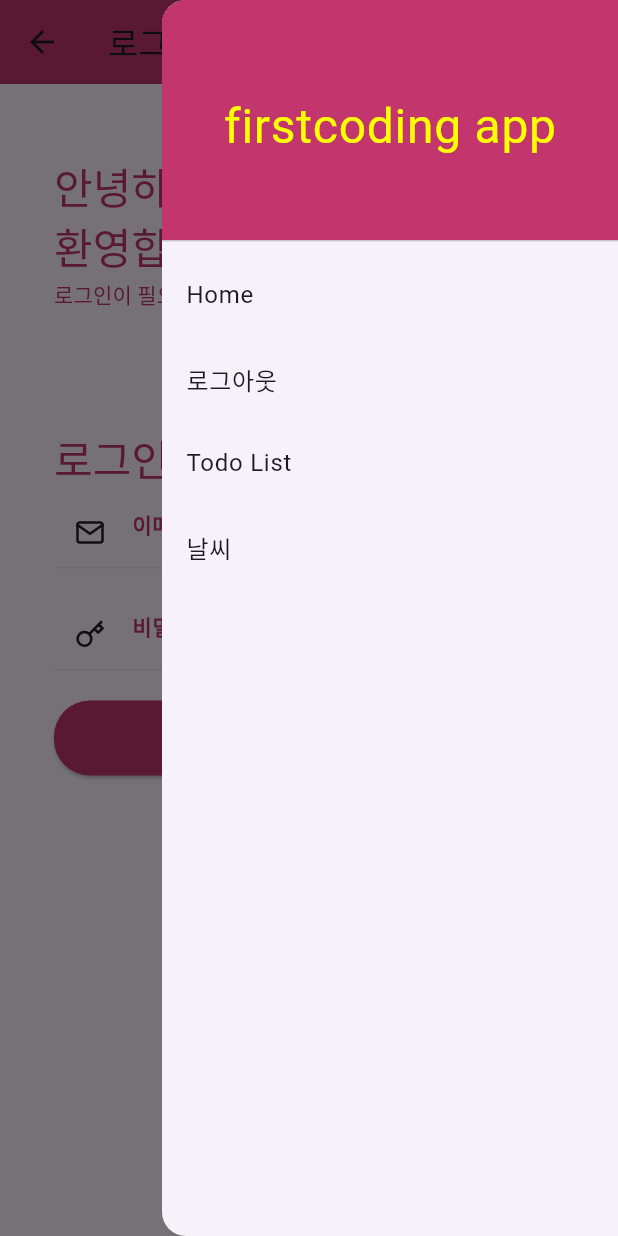
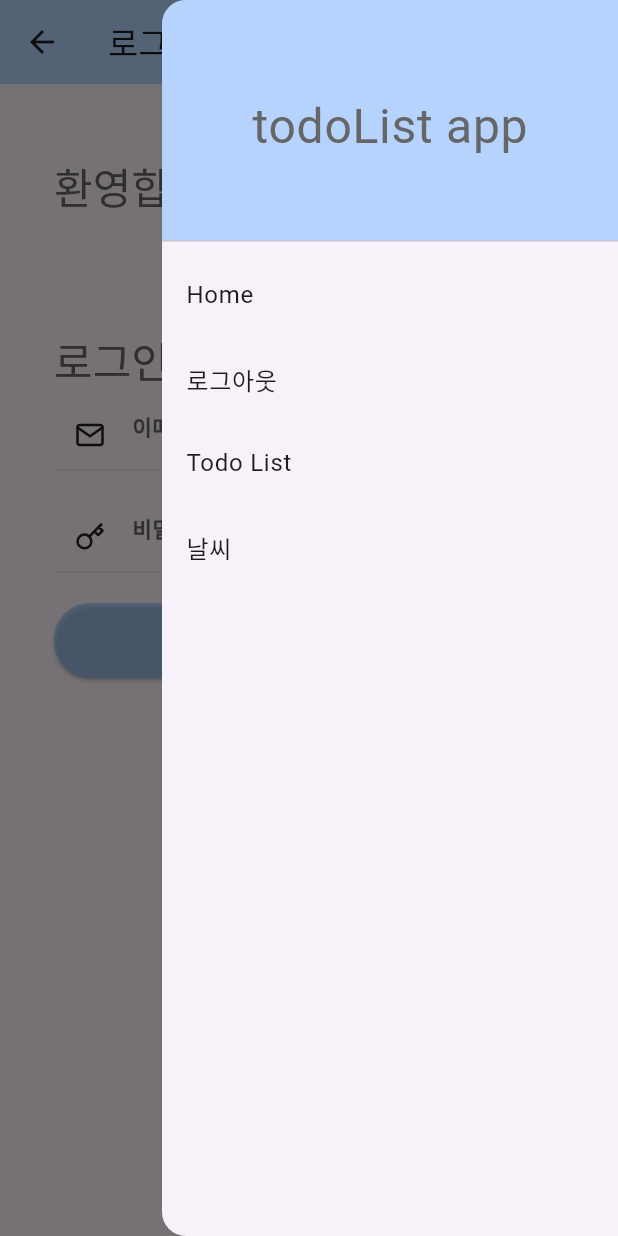
Before and after one commit to daenini/flutter_todoList, a Flutter app: the LoginScreen screen opened by its route, with the side drawer open, on a phone screen of 412 x 824 dp. Run offline on Flutter 3.47's test engine with Material 3 defaults, Android fonts, the phone set to English and light mode, and no system bars; our stand-ins replace flutter_feather_icons, flutter_svg, google_fonts, logger; accounts and stored records are empty.

Commit message:
날씨 앱 추가 및 전반적인 색상 변경

```diff
--- a/lib/domain/Weather.dart
+++ b/lib/domain/Weather.dart
@@ -6,10 +6,4 @@ class Weather {
 
   Weather({required this.location, required this.temperature, required this.description, required this.main});
 
-  Weather(
-  location: '00',
-  temperature: '20',
-  description: 'no Data',
-  main: 'no Data',
-  );
 }
--- a/lib/main.dart
+++ b/lib/main.dart
@@ -5,6 +5,7 @@ import 'package:my_app_project/screens/login/login_screen.dart';
 import 'package:my_app_project/screens/login/signup_screen.dart';
 import 'package:my_app_project/screens/splash_screen.dart';
 import 'package:my_app_project/screens/todoList_screen.dart';
+import 'package:my_app_project/screens/weather_screen.dart';
 import 'package:provider/provider.dart';
 
 void main() {
@@ -29,7 +30,7 @@ class MyApp extends StatelessWidget {
         "/login": (context) => LoginScreen(),
         "/signup": (context) => SignUpScreen(),
         "/todo": (context) => TodoListScreen(),
-        "/weather": (context) =>
+        "/weather": (context) => WeaterScreen(),
       },
       home: HomePage(),
     );
--- a/lib/screens/home_screen.dart
+++ b/lib/screens/home_screen.dart
@@ -15,7 +15,7 @@ class HomePage extends StatelessWidget {
         child: Column(
           children: [
             SizedBox(height: 200),
-            Logo("firstcoding", 150, 150),
+            Logo("TodoListApp", 150, 150),
             SizedBox(height: 50),
             CustomButton( title: '시작하기',
               textStyle: TextStyle( color: AppColors.white,
--- a/lib/screens/login/login_screen.dart
+++ b/lib/screens/login/login_screen.dart
@@ -25,7 +25,7 @@ class _LoginScreenState extends State<LoginScreen> {
     return Scaffold(
       appBar: AppBar(
         elevation: Sizes.ELEVATION_0,
-        backgroundColor: AppColors.pink,
+        backgroundColor: AppColors.blue,
         title: Text('로그인'),
       ),
       endDrawer: CustomDrawer(),
@@ -50,28 +50,14 @@ class _LoginScreenState extends State<LoginScreen> {
         Text(
           StringConst.WELCOME,
           style: textTheme.headlineMedium?.copyWith(
-            color: AppColors.pink,
-          ),
-        ),
-        SpaceH4(),
-        Text(
-          StringConst.BACK,
-          style: textTheme.headlineMedium?.copyWith(
-            color: AppColors.pink,
-          ),
-        ),
-        SpaceH4(),
-        Text(
-          StringConst.SIGN_IN_MSG,
-          style: textTheme.titleSmall?.copyWith(
-            color: AppColors.pink,
+            color: AppColors.blackShade,
           ),
         ),
         SpaceH80(),
         Text(
           StringConst.SIGN_IN,
           style: textTheme.headlineMedium?.copyWith(
-            color: AppColors.pink,
+            color: AppColors.blackShade,
           ),
         ),
       ],
@@ -89,7 +75,11 @@ class _LoginScreenState extends State<LoginScreen> {
 
     return Column(
       children: <Widget>[
-        CustomTextFormField(hasPrefixIcon: true, textInputType: TextInputType.emailAddress,          hintText: StringConst.HINT_EMAIL_ADDRESS,          hintTextStyle: Styles.customTextStyle(color: AppColors.pink),          textStyle: Styles.customTextStyle(color: AppColors.pink),          prefixIcon: Icon(
+        CustomTextFormField(hasPrefixIcon: true, textInputType: TextInputType.emailAddress,
+                            hintText: StringConst.HINT_EMAIL_ADDRESS,
+                            hintTextStyle: Styles.customTextStyle(color: AppColors.blackShade),
+                            textStyle: Styles.customTextStyle(color: AppColors.blackShade),
+          prefixIcon: Icon(
             FeatherIcons.mail,
             color: iconTheme.color,
             size: Sizes.ICON_SIZE_20,
@@ -97,7 +87,12 @@ class _LoginScreenState extends State<LoginScreen> {
           controller: email_controller,
         ),
         SpaceH20(),
-        CustomTextFormField(hasPrefixIcon: true, textInputType: TextInputType.text,          hintTextStyle: Styles.customTextStyle(color: AppColors.pink),          textStyle: Styles.customTextStyle(color: AppColors.pink),          hintText: StringConst.HINT_PASSWORD,          obscured: true,          prefixIcon: Icon(
+        CustomTextFormField(hasPrefixIcon: true, textInputType: TextInputType.text,
+                            hintTextStyle: Styles.customTextStyle(color: AppColors.blackShade),
+                            textStyle: Styles.customTextStyle(color: AppColors.blackShade),
+                            hintText: StringConst.HINT_PASSWORD,
+                            obscured: true,
+          prefixIcon: Icon(
             FeatherIcons.key,
             color: iconTheme.color,
             size: Sizes.ICON_SIZE_20,
@@ -107,7 +102,9 @@ class _LoginScreenState extends State<LoginScreen> {
         SpaceH20(),
 
 
-        CustomButton(title: StringConst.SIGN_ME_IN, textStyle: textTheme.bodyLarge?.copyWith( color: AppColors.white, fontWeight: FontWeight.w600, ),
+        CustomButton(title: StringConst.SIGN_ME_IN, textStyle:
+                     textTheme.bodyLarge?.copyWith( color: AppColors.white,
+                                                    fontWeight: FontWeight.w600, ),
           onPressed: () {
             if (
             memberProvider.login(email_controller.text, pw_controller.text))
--- a/lib/screens/login/signup_screen.dart
+++ b/lib/screens/login/signup_screen.dart
@@ -14,7 +14,7 @@ class SignUpScreen extends StatelessWidget {
   Widget build(BuildContext context) {
     return Scaffold(
       appBar: AppBar(
-        backgroundColor: AppColors.pink,
+        backgroundColor: AppColors.blue,
         elevation: Sizes.ELEVATION_0,
         title: Text('회원가입'),
       ),
--- a/lib/util/colors.dart
+++ b/lib/util/colors.dart
@@ -7,5 +7,13 @@ class AppColors {
   static const Color deepOrange = Color(0xFFF86A5B);
   static const Color grey = Color(0xFFE0E0E0);
   static const Color deepLimeGreen = Color(0xFF2DA6AB);
-  static const Color pink = Color(0xFFC2366D);
+  static const Color pink = Color(0xFFFFA2C7);
+  static const Color aliceBlue = Color(0xF0F8FFFF); // 기본배경색
+  static const Color skyBlue = Color(0x87CEEBFF); //메인색상
+  static const Color lightBlue = Color(0xADD8E6FF); //강조색
+  static const Color darkGray = Color(0xB8858585); //텍스트색상
+  static const Color yellowGreen = Color(0x9ADCFF9E); //완료 항목 생상
+  static const Color blue = Color(0x9A89BFFF); //완료 항목 생상
+
+
 }
--- a/lib/util/strings.dart
+++ b/lib/util/strings.dart
@@ -2,9 +2,8 @@ part of values;
 
 class StringConst {
   //strings
-  static const String WELCOME = "안녕하세요";
   static const String REGISTER = "회원 가입";
-  static const String BACK = "환영합니다";
+  static const String WELCOME = "환영합니다";
   static const String SIGN_IN_MSG = "로그인이 필요합니다";
   static const String SIGN_UP_MSG = "반갑습니다.";
   static const String LOG_IN = "Log in";
--- a/lib/widgets/customDrawer.dart
+++ b/lib/widgets/customDrawer.dart
@@ -12,12 +12,12 @@ class CustomDrawer extends StatelessWidget {
         children: [
           const DrawerHeader(
             decoration: BoxDecoration(
-              color: AppColors.pink,
+              color: AppColors.blue,
             ),
             child: Center(
-              child: Text('firstcoding app',
+              child: Text('todoList app',
                   style: TextStyle(
-                    color: Colors.yellowAccent,
+                    color: AppColors.blackShade,
                     fontSize: 32,
                   )),
             ),
@@ -56,7 +56,7 @@ class CustomDrawer extends StatelessWidget {
               if (memberProvider.nowLoginedMember == null) {
                 Navigator.pushNamed(context, "/login");
               } else {
-                Navigator.pushNamed(context, "/wether");
+                Navigator.pushNamed(context, "/weather");
               }
             }, // todo
           )
--- a/lib/widgets/custom_button.dart
+++ b/lib/widgets/custom_button.dart
@@ -20,7 +20,7 @@ class CustomButton extends StatelessWidget {
     this.height = Sizes.HEIGHT_50,
     this.elevation = Sizes.ELEVATION_1,
     this.borderRadius = Sizes.RADIUS_24,
-    this.color = AppColors.pink,
+    this.color = AppColors.blue,
     this.borderSide = Borders.defaultPrimaryBorder,
     this.textStyle,
     this.icon,
```
Also changed, not shown: lib/screens/login_screen.dart (deleted, +0 -170 lines), lib/screens/signup_screen.dart (deleted, +0 -145 lines), lib/screens/todoList_screen.dart (+6 -6 lines), lib/screens/weather_screen.dart (+88 -24 lines), pubspec.yaml (+12 -0 lines), pubspec.lock, 5 other files.
